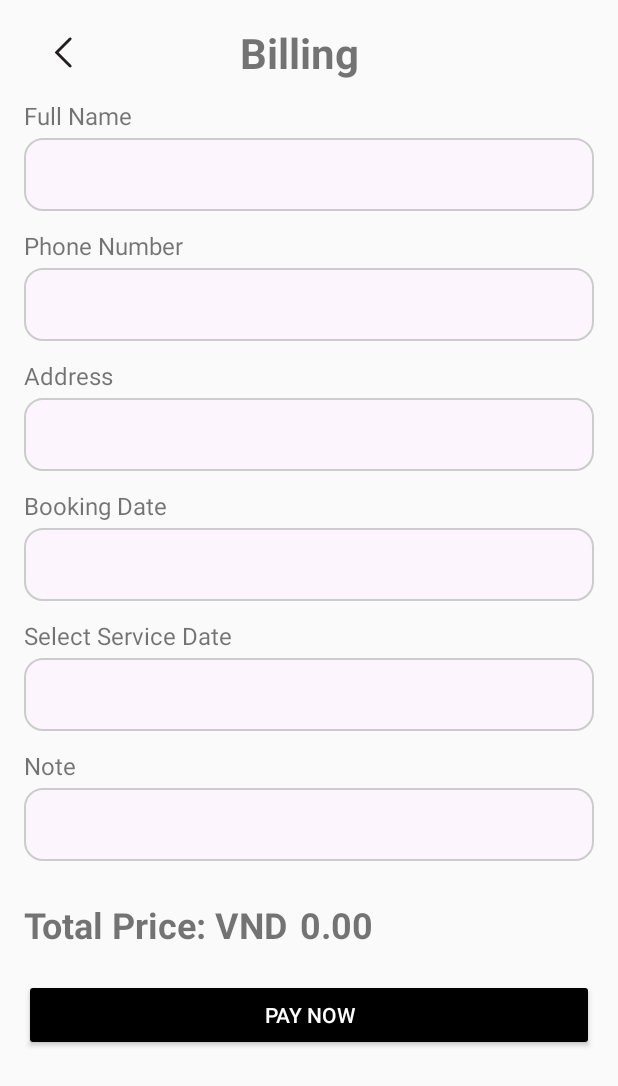
After one commit to TiVooooo/PRM392_HomeBuddy_App, an Android app: the layout order.xml on its own in the app's theme, with its tools: preview values and no code run, on a phone screen of 412 x 824 dp. The commit adds this screen. Shown: the top 1086 px of the screen. Run offline under Robolectric (Android 15) with nearby library versions, the phone set to English and light mode, and no system bars.

Commit message:
commit cua @thangbinhbeo

```diff
--- a/app/build.gradle.kts
+++ b/app/build.gradle.kts
@@ -54,7 +54,8 @@ dependencies {
     implementation("androidx.appcompat:appcompat:1.6.1")
     implementation("androidx.cardview:cardview:1.0.0")
     implementation("com.google.android.material:material:1.10.0")
-    implementation(files("D:\\Learning Resource\\Term08\\PRM\\PROJECT-BU\\SDK\\zpdk-release-v3.1.aar"))
+
+    implementation(files("T:\\PRM392\\HomeBuddy\\zpdk-release-v3.1.aar"))
 
     testImplementation(libs.junit)
     androidTestImplementation(libs.ext.junit)
--- a/app/src/main/java/com/example/prm392_homebuddy_app/CartAcitivity.java
+++ b/app/src/main/java/com/example/prm392_homebuddy_app/CartAcitivity.java
@@ -19,6 +19,7 @@ import com.example.prm392_homebuddy_app.adapters.CartAdapter;
 import com.example.prm392_homebuddy_app.model.Cart;
 import com.example.prm392_homebuddy_app.model.CartResponse;
 import com.example.prm392_homebuddy_app.ui.order.OrderFragment;
+import com.example.prm392_homebuddy_app.utils.PreferenceUtils;
 
 import java.util.ArrayList;
 import java.util.List;
@@ -60,7 +61,7 @@ public class CartAcitivity extends AppCompatActivity {
         btnCheckOut.setEnabled(false);
 
         //chua co login userid
-        int userId = 1;
+        int userId = Integer.parseInt(PreferenceUtils.getUserId(this));;
         loadCartData(userId);
 
         back.setOnClickListener(new View.OnClickListener() {
--- a/app/src/main/java/com/example/prm392_homebuddy_app/OrderActivity.java
+++ b/app/src/main/java/com/example/prm392_homebuddy_app/OrderActivity.java
@@ -44,7 +44,7 @@ public class OrderActivity extends AppCompatActivity {
     @Override
     protected void onCreate(Bundle savedInstanceState) {
         super.onCreate(savedInstanceState);
-        setContentView(R.layout.fragment_order);
+        setContentView(R.layout.order);
 
         edtName = findViewById(R.id.edtName);
         edtPhone = findViewById(R.id.edtPhone);
--- /dev/null
+++ b/app/src/main/res/layout/order.xml
@@ -0,0 +1,164 @@
+<?xml version="1.0" encoding="utf-8"?>
+<LinearLayout xmlns:android="http://schemas.android.com/apk/res/android"
+    android:layout_width="match_parent"
+    android:layout_height="match_parent"
+    android:orientation="vertical"
+    android:padding="16dp">
+
+    <LinearLayout
+        android:layout_width="match_parent"
+        android:layout_height="wrap_content"
+        android:orientation="horizontal"
+        android:weightSum="1"
+        android:layout_marginBottom="12dp">
+
+        <ImageView
+            android:id="@+id/back_icon"
+            android:layout_width="52dp"
+            android:layout_height="match_parent"
+            android:layout_gravity="start"
+            android:layout_marginEnd="16dp"
+            android:src="@drawable/ic_back_arrow" />
+
+        <TextView
+            android:layout_width="0dp"
+            android:layout_height="wrap_content"
+            android:layout_gravity="center"
+            android:layout_marginLeft="76dp"
+            android:layout_weight="1"
+            android:text="Billing"
+            android:textSize="28sp"
+            android:textStyle="bold" />
+
+    </LinearLayout>
+
+    <TextView
+        android:layout_width="match_parent"
+        android:layout_height="wrap_content"
+        android:text="Full Name"
+        android:textSize="16sp"
+        android:layout_marginBottom="4dp" />
+    <EditText
+        android:id="@+id/edtName"
+        android:layout_width="match_parent"
+        android:layout_height="wrap_content"
+        android:padding="12dp"
+        android:background="@drawable/rounded_edit_text"
+        android:layout_marginBottom="12dp" />
+
+    <TextView
+        android:layout_width="match_parent"
+        android:layout_height="wrap_content"
+        android:text="Phone Number"
+        android:textSize="16sp"
+        android:layout_marginBottom="4dp" />
+    <EditText
+        android:id="@+id/edtPhone"
+        android:layout_width="match_parent"
+        android:layout_height="wrap_content"
+        android:hint=""
+        android:inputType="phone"
+        android:padding="12dp"
+        android:background="@drawable/rounded_edit_text"
+        android:layout_marginBottom="12dp" />
+
+    <TextView
+        android:layout_width="match_parent"
+        android:layout_height="wrap_content"
+        android:text="Address"
+        android:textSize="16sp"
+        android:layout_marginBottom="4dp" />
+    <EditText
+        android:id="@+id/edtAddress"
+        android:layout_width="match_parent"
+        android:layout_height="wrap_content"
+        android:hint=""
+        android:inputType="text"
+        android:padding="12dp"
+        android:background="@drawable/rounded_edit_text"
+        android:layout_marginBottom="12dp" />
+
+    <TextView
+        android:layout_width="match_parent"
+        android:layout_height="wrap_content"
+        android:text="Booking Date"
+        android:textSize="16sp"
+        android:layout_marginBottom="4dp" />
+    <EditText
+        android:id="@+id/edtBookingDate"
+        android:layout_width="match_parent"
+        android:layout_height="wrap_content"
+        android:hint=""
+        android:inputType="none"
+        android:focusable="false"
+        android:padding="12dp"
+        android:background="@drawable/rounded_edit_text"
+        android:layout_marginBottom="12dp" />
+
+    <TextView
+        android:layout_width="match_parent"
+        android:layout_height="wrap_content"
+        android:text="Select Service Date"
+        android:textSize="16sp"
+        android:layout_marginBottom="4dp" />
+    <EditText
+        android:id="@+id/edtServiceDate"
+        android:layout_width="match_parent"
+        android:layout_height="wrap_content"
+        android:hint=""
+        android:inputType="none"
+        android:focusable="false"
+        android:padding="12dp"
+        android:background="@drawable/rounded_edit_text"
+        android:layout_marginBottom="12dp" />
+
+    <TextView
+        android:layout_width="match_parent"
+        android:layout_height="wrap_content"
+        android:text="Note"
+        android:textSize="16sp"
+        android:layout_marginBottom="4dp" />
+    <EditText
+        android:id="@+id/edtNote"
+        android:layout_width="match_parent"
+        android:layout_height="wrap_content"
+        android:hint=""
+        android:inputType="text"
+        android:padding="12dp"
+        android:background="@drawable/rounded_edit_text"
+        android:layout_marginBottom="16dp" />
+
+    <LinearLayout
+        android:layout_width="match_parent"
+        android:layout_height="wrap_content"
+        android:orientation="horizontal"
+        android:layout_marginVertical="10dp">
+
+        <TextView
+            android:id="@+id/tvTotalLabel"
+            android:layout_width="wrap_content"
+            android:layout_height="wrap_content"
+            android:text="Total Price: VND"
+            android:textSize="24sp"
+            android:textStyle="bold"
+            android:layout_marginEnd="8dp" /> <!-- Space between label and price -->
+
+        <TextView
+            android:id="@+id/tvTotalPrice"
+            android:layout_width="wrap_content"
+            android:layout_height="wrap_content"
+            android:text="0.00"
+            android:textSize="24sp"
+            android:textStyle="bold" />
+    </LinearLayout>
+
+    <Button
+        android:id="@+id/btnPay"
+        android:layout_width="match_parent"
+        android:layout_height="wrap_content"
+        android:layout_marginTop="10dp"
+        android:text="Pay Now"
+        android:textColor="@android:color/white"
+        android:backgroundTint="@color/black"
+        android:padding="12dp" />
+</LinearLayout>
--- a/gradle/libs.versions.toml
+++ b/gradle/libs.versions.toml
@@ -1,5 +1,5 @@
 [versions]
-agp = "8.6.0"
+agp = "8.5.0"
 junit = "4.13.2"
 junitVersion = "1.2.1"
 espressoCore = "3.6.1"
```
Also changed, not shown: app/src/main/AndroidManifest.xml (+9 -9 lines), app/src/main/java/com/example/prm392_homebuddy_app/LoginActivity.java (+6 -2 lines), app/src/main/java/com/example/prm392_homebuddy_app/MainActivity.java (+8 -1 lines), app/src/main/java/com/example/prm392_homebuddy_app/ui/order/OrderFragment.java (+16 -18 lines), app/src/main/res/layout/fragment_order.xml (+10 -160 lines).
